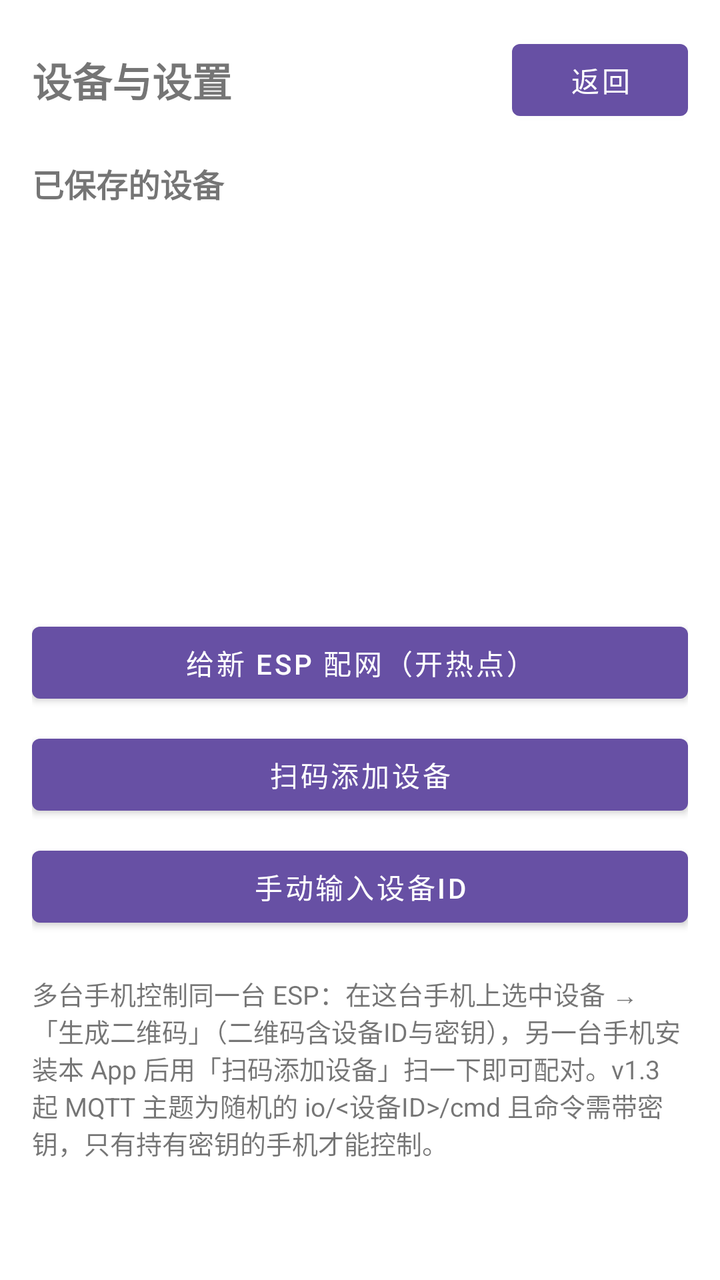
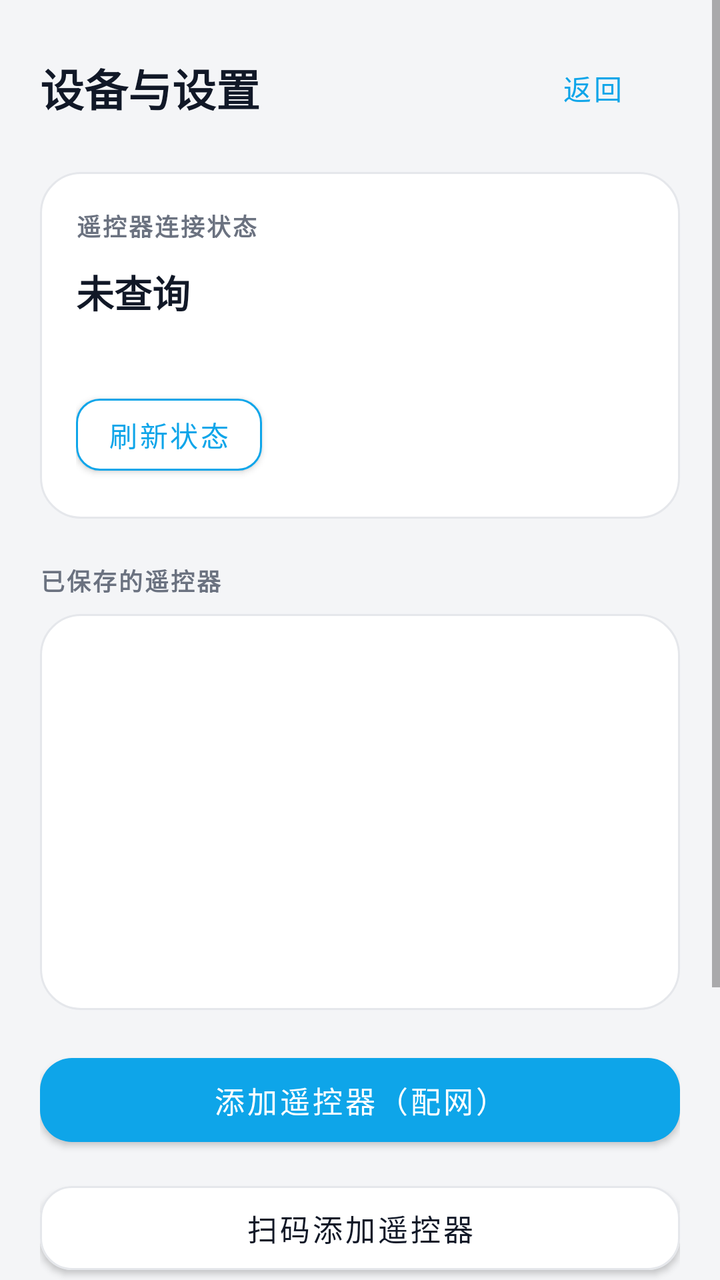

Before-and-after screenshots of an Android layout around one commit, followed by the original layout XML and the change that was made.
<!-- AndroidManifest.xml: application theme AppTheme -->
<!-- res/layout/activity_settings.xml -->
<?xml version="1.0" encoding="utf-8"?>
<ScrollView xmlns:android="http://schemas.android.com/apk/res/android"
    android:layout_width="match_parent"
    android:layout_height="match_parent">

    <LinearLayout
        android:layout_width="match_parent"
        android:layout_height="wrap_content"
        android:orientation="vertical"
        android:padding="16dp">

        <LinearLayout
            android:layout_width="match_parent"
            android:layout_height="wrap_content"
            android:gravity="center_vertical"
            android:orientation="horizontal">

            <TextView
                android:layout_width="0dp"
                android:layout_height="wrap_content"
                android:layout_weight="1"
                android:text="@string/title_settings"
                android:textSize="20sp"
                android:textStyle="bold" />

            <Button
                android:id="@+id/btnBack"
                android:layout_width="wrap_content"
                android:layout_height="wrap_content"
                android:text="返回" />
        </LinearLayout>

        <TextView
            android:layout_width="match_parent"
            android:layout_height="wrap_content"
            android:layout_marginTop="16dp"
            android:text="@string/device_list"
            android:textSize="16sp"
            android:textStyle="bold" />

        <ListView
            android:id="@+id/lvDevices"
            android:layout_width="match_parent"
            android:layout_height="180dp"
            android:layout_marginTop="8dp" />

        <Button
            android:id="@+id/btnProvision"
            android:layout_width="match_parent"
            android:layout_height="wrap_content"
            android:layout_marginTop="16dp"
            android:text="@string/add_by_provision" />

        <Button
            android:id="@+id/btnScan"
            android:layout_width="match_parent"
            android:layout_height="wrap_content"
            android:layout_marginTop="8dp"
            android:text="@string/add_by_scan" />

        <Button
            android:id="@+id/btnManual"
            android:layout_width="match_parent"
            android:layout_height="wrap_content"
            android:layout_marginTop="8dp"
            android:text="@string/add_by_input" />

        <TextView
            android:layout_width="match_parent"
            android:layout_height="wrap_content"
            android:layout_marginTop="20dp"
            android:text="多台手机控制同一台 ESP：在这台手机上选中设备 →「生成二维码」（二维码含设备ID与密钥），另一台手机安装本 App 后用「扫码添加设备」扫一下即可配对。v1.3 起 MQTT 主题为随机的 io/&lt;设备ID&gt;/cmd 且命令需带密钥，只有持有密钥的手机才能控制。"
            android:textSize="13sp" />
    </LinearLayout>
</ScrollView>
<!-- resources referenced by this layout -->
<resources>
  <string name="add_by_input">手动输入设备ID</string>
  <string name="add_by_provision">给新 ESP 配网（开热点）</string>
  <string name="add_by_scan">扫码添加设备</string>
  <string name="device_list">已保存的设备</string>
  <string name="title_settings">设备与设置</string>
  <style name="AppTheme" parent="Theme.MaterialComponents.DayNight.NoActionBar">
          <item name="colorPrimary">@color/purple_500</item>
          <item name="colorPrimaryDark">@color/purple_700</item>
          <item name="colorAccent">@color/teal_200</item>
      </style>
  <color name="purple_500">#6750A4</color>
  <color name="purple_700">#21005D</color>
  <color name="teal_200">#FF03DAC5</color>
</resources>

<!-- the commit's change to res/layout/activity_settings.xml (unified diff, before → after) -->
@@ -1,14 +1,21 @@
 <?xml version="1.0" encoding="utf-8"?>
 <ScrollView xmlns:android="http://schemas.android.com/apk/res/android"
+    xmlns:app="http://schemas.android.com/apk/res-auto"
     android:layout_width="match_parent"
-    android:layout_height="match_parent">
+    android:layout_height="match_parent"
+    android:background="@color/bg"
+    android:fillViewport="true">
 
     <LinearLayout
         android:layout_width="match_parent"
         android:layout_height="wrap_content"
         android:orientation="vertical"
-        android:padding="16dp">
+        android:paddingStart="20dp"
+        android:paddingTop="20dp"
+        android:paddingEnd="20dp"
+        android:paddingBottom="28dp">
 
+        
         <LinearLayout
             android:layout_width="match_parent"
             android:layout_height="wrap_content"
@@ -20,56 +27,139 @@
                 android:layout_height="wrap_content"
                 android:layout_weight="1"
                 android:text="@string/title_settings"
-                android:textSize="20sp"
+                android:textColor="@color/text_primary"
+                android:textSize="22sp"
                 android:textStyle="bold" />
 
-            <Button
+            <com.google.android.material.button.MaterialButton
                 android:id="@+id/btnBack"
+                style="@style/Widget.MaterialComponents.Button.TextButton"
                 android:layout_width="wrap_content"
                 android:layout_height="wrap_content"
-                android:text="返回" />
+                android:text="返回"
+                android:textAllCaps="false"
+                android:textColor="@color/accent" />
         </LinearLayout>
+
+        
+        <LinearLayout
+            android:layout_width="match_parent"
+            android:layout_height="wrap_content"
+            android:layout_marginTop="18dp"
+            android:background="@drawable/bg_card"
+            android:orientation="vertical"
+            android:padding="18dp">
+
+            <TextView
+                style="@style/SectionTitle"
+                android:layout_width="wrap_content"
+                android:layout_height="wrap_content"
+                android:text="@string/remote_status" />
+
+            <TextView
+                android:id="@+id/tvRemoteStatus"
+                android:layout_width="match_parent"
+                android:layout_height="wrap_content"
+                android:layout_marginTop="10dp"
+                android:text="@string/remote_status_unknown"
+                android:textColor="@color/text_primary"
+                android:textSize="19sp"
+                android:textStyle="bold" />
+
+            <TextView
+                android:id="@+id/tvRemoteDevice"
+                android:layout_width="match_parent"
+                android:layout_height="wrap_content"
+                android:layout_marginTop="4dp"
+                android:textColor="@color/text_secondary"
+                android:textSize="13sp" />
+
+            <com.google.android.material.button.MaterialButton
+                android:id="@+id/btnCheckStatus"
+                android:layout_width="wrap_content"
+                android:layout_height="wrap_content"
+                android:layout_marginTop="12dp"
+                android:text="@string/check_now"
+                android:textAllCaps="false"
+                android:textColor="@color/accent"
+                android:textSize="14sp"
+                app:backgroundTint="@color/surface"
+                app:cornerRadius="12dp"
+                app:strokeColor="@color/accent"
+                app:strokeWidth="1dp" />
+        </LinearLayout>
+
+        
+        <TextView
+            style="@style/SectionTitle"
+            android:layout_width="wrap_content"
+            android:layout_height="wrap_content"
+            android:layout_marginTop="22dp"
+            android:text="@string/device_list" />
+
+        <LinearLayout
+            android:layout_width="match_parent"
+            android:layout_height="wrap_content"
+            android:layout_marginTop="8dp"
+            android:background="@drawable/bg_card"
+            android:orientation="vertical"
+            android:padding="4dp">
+
+            <ListView
+                android:id="@+id/lvDevices"
+                android:layout_width="match_parent"
+                android:layout_height="190dp"
+                android:divider="@color/divider"
+                android:dividerHeight="1dp" />
+        </LinearLayout>
+
+        
+        <com.google.android.material.button.MaterialButton
+            android:id="@+id/btnProvision"
+            android:layout_width="match_parent"
+            android:layout_height="54dp"
+            android:layout_marginTop="18dp"
+            android:text="@string/add_by_provision"
+            android:textAllCaps="false"
+            android:textSize="15sp"
+            app:backgroundTint="@color/accent"
+            app:cornerRadius="16dp" />
+
+        <com.google.android.material.button.MaterialButton
+            android:id="@+id/btnScan"
+            android:layout_width="match_parent"
+            android:layout_height="54dp"
+            android:layout_marginTop="10dp"
+            android:text="@string/add_by_scan"
+            android:textAllCaps="false"
+            android:textColor="@color/text_primary"
+            android:textSize="15sp"
+            app:backgroundTint="@color/surface"
+            app:cornerRadius="16dp"
+            app:strokeColor="@color/divider"
+            app:strokeWidth="1dp" />
+
+        <com.google.android.material.button.MaterialButton
+            android:id="@+id/btnManual"
+            android:layout_width="match_parent"
+            android:layout_height="54dp"
+            android:layout_marginTop="10dp"
+            android:text="@string/add_by_input"
+            android:textAllCaps="false"
+            android:textColor="@color/text_primary"
+            android:textSize="15sp"
+            app:backgroundTint="@color/surface"
+            app:cornerRadius="16dp"
+            app:strokeColor="@color/divider"
+            app:strokeWidth="1dp" />
 
         <TextView
             android:layout_width="match_parent"
             android:layout_height="wrap_content"
-            android:layout_marginTop="16dp"
-            android:text="@string/device_list"
-            android:textSize="16sp"
-            android:textStyle="bold" />
-
-        <ListView
-            android:id="@+id/lvDevices"
-            android:layout_width="match_parent"
-            android:layout_height="180dp"
-            android:layout_marginTop="8dp" />
-
-        <Button
-            android:id="@+id/btnProvision"
-            android:layout_width="match_parent"
-            android:layout_height="wrap_content"
-            android:layout_marginTop="16dp"
-            android:text="@string/add_by_provision" />
-
-        <Button
-            android:id="@+id/btnScan"
-            android:layout_width="match_parent"
-            android:layout_height="wrap_content"
-            android:layout_marginTop="8dp"
-            android:text="@string/add_by_scan" />
-
-        <Button
-            android:id="@+id/btnManual"
-            android:layout_width="match_parent"
-            android:layout_height="wrap_content"
-            android:layout_marginTop="8dp"
-            android:text="@string/add_by_input" />
-
-        <TextView
-            android:layout_width="match_parent"
-            android:layout_height="wrap_content"
-            android:layout_marginTop="20dp"
-            android:text="多台手机控制同一台 ESP：在这台手机上选中设备 →「生成二维码」（二维码含设备ID与密钥），另一台手机安装本 App 后用「扫码添加设备」扫一下即可配对。v1.3 起 MQTT 主题为随机的 io/&lt;设备ID&gt;/cmd 且命令需带密钥，只有持有密钥的手机才能控制。"
-            android:textSize="13sp" />
+            android:layout_marginTop="18dp"
+            android:lineSpacingExtra="3dp"
+            android:text="多台手机控制同一台遥控器：在已配对的手机上选中设备 →「生成二维码」，另一台手机安装本 App 后用「扫码添加」扫一下即可。二维码里含设备ID与密钥，只有持有密钥的手机才能控制。"
+            android:textColor="@color/text_secondary"
+            android:textSize="12sp" />
     </LinearLayout>
 </ScrollView>
<!-- resource entries referenced after the edit -->
@@ -1,17 +1,45 @@
 <!-- resources referenced by this layout -->
 <resources>
-  <string name="add_by_input">手动输入设备ID</string>
-  <string name="add_by_provision">给新 ESP 配网（开热点）</string>
-  <string name="add_by_scan">扫码添加设备</string>
-  <string name="device_list">已保存的设备</string>
+  <color name="accent">#0EA5E9</color>
+  <color name="bg">#F4F5F7</color>
+  <color name="divider">#E5E7EB</color>
+  <color name="surface">#FFFFFF</color>
+  <color name="text_primary">#111827</color>
+  <color name="text_secondary">#6B7280</color>
+  <!-- drawable bg_card (drawable) -->
+  <?xml version="1.0" encoding="utf-8"?>
+  <shape xmlns:android="http://schemas.android.com/apk/res/android"
+      android:shape="rectangle">
+      <solid android:color="@color/surface" />
+      <corners android:radius="20dp" />
+      <stroke
+          android:width="1dp"
+          android:color="@color/divider" />
+  </shape>
+  <string name="add_by_input">手动输入遥控器ID</string>
+  <string name="add_by_provision">添加遥控器（配网）</string>
+  <string name="add_by_scan">扫码添加遥控器</string>
+  <string name="check_now">刷新状态</string>
+  <string name="device_list">已保存的遥控器</string>
+  <string name="remote_status">遥控器连接状态</string>
+  <string name="remote_status_unknown">未查询</string>
   <string name="title_settings">设备与设置</string>
-  <style name="AppTheme" parent="Theme.MaterialComponents.DayNight.NoActionBar">
-          <item name="colorPrimary">@color/purple_500</item>
-          <item name="colorPrimaryDark">@color/purple_700</item>
-          <item name="colorAccent">@color/teal_200</item>
+  <style name="SectionTitle">
+          <item name="android:textSize">12sp</item>
+          <item name="android:textStyle">bold</item>
+          <item name="android:letterSpacing">0.08</item>
+          <item name="android:textColor">@color/text_secondary</item>
       </style>
-  <color name="purple_500">#6750A4</color>
-  <color name="purple_700">#21005D</color>
-  <color name="teal_200">#FF03DAC5</color>
+  <style name="AppTheme" parent="Theme.MaterialComponents.Light.NoActionBar">
+          <item name="colorPrimary">@color/accent</item>
+          <item name="colorPrimaryVariant">@color/purple_700</item>
+          <item name="colorOnPrimary">#FFFFFF</item>
+          <item name="colorSecondary">@color/teal_200</item>
+          <item name="android:windowBackground">@color/bg</item>
+          <item name="android:statusBarColor">@color/bg</item>
+          <item name="android:windowLightStatusBar">true</item>
+      </style>
+  <color name="purple_700">#0284C7</color>
+  <color name="teal_200">#22D3EE</color>
 </resources>
 
